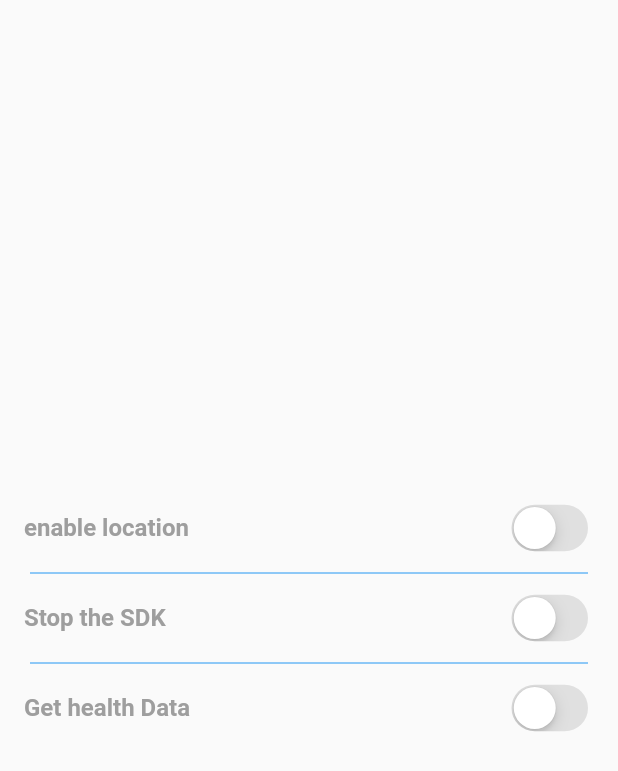
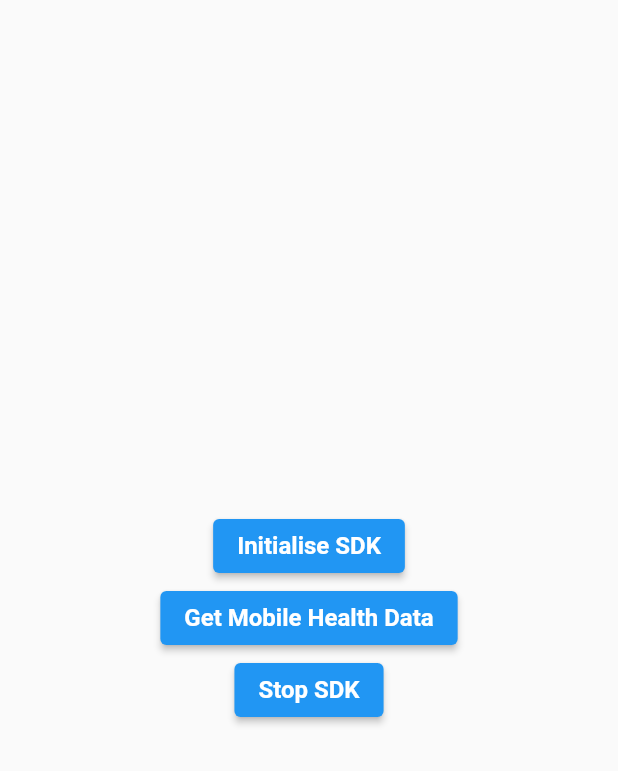
Before and after one commit to tanmoy27112000/sentiance_flutter, a Flutter app: the screen it shows after launch, on a phone screen of 412 x 824 dp. Shown: the top 771 px of the screen. Run offline on Flutter 3.47's test engine with Material 2 defaults, Android fonts, the phone set to English and light mode, and no system bars.

Commit message:
"New Branch for andorid SDK"

```diff
--- a/example/lib/main.dart
+++ b/example/lib/main.dart
@@ -1,6 +1,5 @@
-import 'package:flutter/cupertino.dart';
+import 'package:flutter/foundation.dart';
 import 'package:flutter/material.dart';
-import 'package:sentiance_flutter/models/mobile_health_data.dart';
 import 'package:sentiance_flutter/sentiance_flutter.dart';
 
 void main() {
@@ -15,155 +14,81 @@ class MyApp extends StatefulWidget {
 }
 
 class _MyAppState extends State<MyApp> {
-  var isLocationEnabled = false;
-  var isSentianceStoped = false;
-  var isHealthDataFetched = false;
-
-  @override
-  void initState() {
-    super.initState();
-    _getSentianceData();
-  }
-
-  _getSentianceData() async {
-    var data = await SentianceFlutter.getSentianceData;
-    print("got data in app" + data);
-    if (data == "STARTED") {
-      setState(() {
-        isLocationEnabled = true;
-      });
-    } else {
-      setState(() {
-        isLocationEnabled = false;
-      });
-    }
-  }
-
   @override
   Widget build(BuildContext context) {
     return MaterialApp(
       home: Scaffold(
-        body: Column(
-          mainAxisAlignment: MainAxisAlignment.center,
-          crossAxisAlignment: CrossAxisAlignment.center,
-          children: [
-            _getPaymentMethodOption(context, "Enable Permissions"),
-          ],
-        ),
+        body: _getPaymentMethodOption(context),
       ),
     );
   }
 
-  String token =
-      "eyJhbGciOiJIUzI1NiIsInR5cCI6IkpXVCJ9.eyJpZCI6IjI5MjBmZjc0LTE1ZGItNGJiMy04ZWRjLTdhYjUzNjhkYTc3ZCIsImlhdCI6MTY0NTUwNzIxM30.o8RDqLsHR0nixlna1u53UV7EnA5B7M6SqhrwfzFKSuk";
+  String token = // we get the token from the app
+      "eyJhbGciOiJIUzI1NiIsInR5cCI6IkpXVCJ9.eyJpZCI6IjRkNGM4NjhkLWJmMzMtNDYwMi05OGY2LTNkOTlkNjZjODRiMCIsImlhdCI6MTY0NTY3OTI4Nn0.S5wYYuKYGyXfkNAwFZz8KR_0Hn9TMrorWfGAK2TFDE0";
   String sentianceSecret =
-      "a2bc95ee20eacc70fbfb4bb15122356a0fcc11ebec0bfad76dfa6338caf74a7871c7ebe3fb6cb02633905ac61673bace5322f5352da9e24a67f1f51957ba2325";
-  String appId = "5faaa10ea972a10600000027";
-  String userLinkUrl = "https://devmobileapi.safetyconnect.io/user/link";
+      "a2bc95ee20eacc70fbfb4bb15122356a0fcc11ebec0bfad76dfa6338caf74a7871c7ebe3fb6cb02633905ac61673bace5322f5352da9e24a67f1f51957ba2325"; //constant
+  String appId = "5faaa10ea972a10600000027"; // constant
+  String userLinkUrl =
+      "https://devmobileapi.safetyconnect.io/user/link"; // constant
   String cashDetectionUrl = "";
   String mobileHealthUrl =
-      "https://devmobileapi.safetyconnect.io/me/mobilehealth";
+      "https://devmobileapi.safetyconnect.io/me/mobilehealth"; //constant
 
   // used for the payment option
   Widget _getPaymentMethodOption(
     BuildContext context,
-    String paymentName,
   ) {
-    return Column(
+    return Container(
+      alignment: Alignment.center,
+      child: Column(
+        mainAxisAlignment: MainAxisAlignment.center,
+        crossAxisAlignment: CrossAxisAlignment.center,
         children: [
-        ListTile(
-          title: const Text(
-            "enable location",
+          ElevatedButton(
+              onPressed: () async {
+                await SentianceFlutter.initialiseSentiance(
+                    token: token,
+                    sentianceSecret: sentianceSecret,
+                    appId: appId,
+                    userLinkUrl: userLinkUrl,
+                    crashDetectionUrl: cashDetectionUrl,
+                    mobileHealthUrl: mobileHealthUrl);
+              },
+              child: const Text(
+                "Initialise SDK",
                 style: TextStyle(
-              color: Colors.grey,
+                  color: Colors.white,
                   fontSize: 16.0,
                   fontWeight: FontWeight.bold,
                 ),
-          ),
-          trailing: CupertinoSwitch(
-            trackColor: Colors.grey[300], // **INACTIVE STATE COLOR**
-            activeColor: Colors.black, // **ACTIVE STATE COLOR**
-            value: isLocationEnabled,
-            onChanged: (bool value) async {
-              if (isLocationEnabled == true) {
-                setState(() {
-                  isLocationEnabled = value;
-                });
-              } else {
-                setState(() {
-                  isLocationEnabled = true;
-                });
-                await SentianceFlutter.initialiseSentiance(
-                    token,
-                    sentianceSecret,
-                    appId,
-                    userLinkUrl,
-                    cashDetectionUrl,
-                    mobileHealthUrl);
+              )),
+          ElevatedButton(
+              onPressed: () async {
+                var data = await SentianceFlutter.getMobileHealthData;
+                if (kDebugMode) {
+                  print(data.androidsdkVersion);
                 }
               },
-          ),
-        ),
-        Padding(
-          padding: const EdgeInsets.only(left: 20, right: 20),
-          child: Divider(
-            color: Colors.blue[500],
-            height: 4,
-          ),
-        ),
-        ListTile(
-          title: const Text(
-            "Stop the SDK",
+              child: const Text("Get Mobile Health Data",
                   style: TextStyle(
-              color: Colors.grey,
+                    color: Colors.white,
+                    fontSize: 16.0,
+                    fontWeight: FontWeight.bold,
+                  ))),
+          ElevatedButton(
+              onPressed: () async {
+                await SentianceFlutter.stopSentianceSDK;
+              },
+              child: const Text(
+                "Stop SDK",
+                style: TextStyle(
+                  color: Colors.white,
                   fontSize: 16.0,
                   fontWeight: FontWeight.bold,
                 ),
+              )),
+        ],
       ),
-          trailing: CupertinoSwitch(
-              trackColor: Colors.grey[300], // **INACTIVE STATE COLOR**
-              activeColor: Colors.black, // **ACTIVE STATE COLOR**
-              value: isSentianceStoped,
-              onChanged: (bool value) async {
-                if (value) {
-                  await SentianceFlutter.stopSentianceSDK;
-                }
-                setState(() {
-                  isSentianceStoped = !isSentianceStoped;
-                });
-              }),
-        ),
-        Padding(
-          padding: const EdgeInsets.only(left: 20, right: 20),
-          child: Divider(
-            color: Colors.blue[500],
-            height: 4,
-          ),
-        ),
-        ListTile(
-          title: const Text(
-            "Get health Data",
-            style: TextStyle(
-              color: Colors.grey,
-              fontSize: 16.0,
-              fontWeight: FontWeight.bold,
-            ),
-          ),
-          trailing: CupertinoSwitch(
-              trackColor: Colors.grey[300], // **INACTIVE STATE COLOR**
-              activeColor: Colors.black, // **ACTIVE STATE COLOR**
-              value: isHealthDataFetched,
-              onChanged: (bool value) async {
-                if (value) {
-                  var data = await SentianceFlutter.getMobileHealthData;
-                  print(data.brand);
-                }
-                setState(() {
-                  isHealthDataFetched = !isHealthDataFetched;
-                });
-              }),
-        ),
-      ],
     );
   }
 }
--- a/lib/sentiance_flutter.dart
+++ b/lib/sentiance_flutter.dart
@@ -19,6 +19,8 @@ class SentianceFlutter {
     };
   }
 
+  // linking user with sentiance id then sdk is initialized
+
   static const MethodChannel _channel = MethodChannel('sentiance_flutter');
   static const MethodChannel _channel1 =
       MethodChannel('flutter.sentiance/helper');
@@ -28,13 +30,19 @@ class SentianceFlutter {
     return version;
   }
 
+  // enable the location and physical activity
   static Future<dynamic> enableLocation(Map<dynamic, dynamic> data) async {
     var initSentiance = await _channel.invokeMethod('enableLocation');
     return initSentiance;
   }
 
-  static initialiseSentiance(String token, String sentianceSecret, appId,
-      userLinkUrl, crashDetectionUrl, mobileHealthUrl) async {
+  static initialiseSentiance(
+      {required String token,
+      required String sentianceSecret,
+      appId,
+      userLinkUrl,
+      crashDetectionUrl,
+      mobileHealthUrl}) async {
     var credentials = getCredentails(token, sentianceSecret, appId, userLinkUrl,
         crashDetectionUrl, mobileHealthUrl);
     var initSentiance =
@@ -42,21 +50,25 @@ class SentianceFlutter {
     return initSentiance;
   }
 
+  // get the sentiance data
   static Future<dynamic> get getSentianceData async {
     var sentianceData = await _channel.invokeMethod('getSentianceData');
     return sentianceData;
   }
 
+  // start the sentiance sdk
   static Future<dynamic> get startSentianceSDK async {
     var startSentiance = await _channel.invokeMethod('startSdk');
     return startSentiance;
   }
 
+  // stop the sentiance sdk
   static Future<String?> get stopSentianceSDK async {
     var stopSentiance = await _channel.invokeMethod('stopSdk');
     return stopSentiance;
   }
 
+  // get the status of the sdk
   static Future<dynamic> get getSentianceStatus async {
     var sentianceStatus = await _channel.invokeMethod('statusSdk');
     return sentianceStatus;
@@ -67,6 +79,7 @@ class SentianceFlutter {
     return sentianceStatus;
   }
 
+  // get the health information about the device
   static Future<MobileHealthData> get getMobileHealthData async {
     var sentianceMobileHealthData =
         await _channel.invokeMethod('getMobileHealthData');
```
Also changed, not shown: 2 other files. Lines whose indentation alone changed are shown as unchanged.
